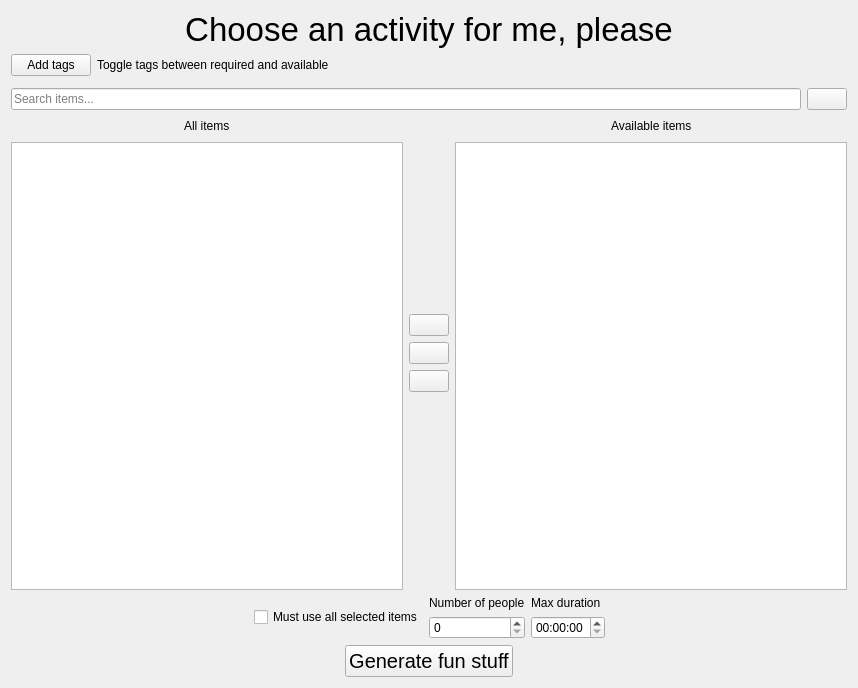
Old version of the form genactivity.ui in the repository glennnys/Decided.
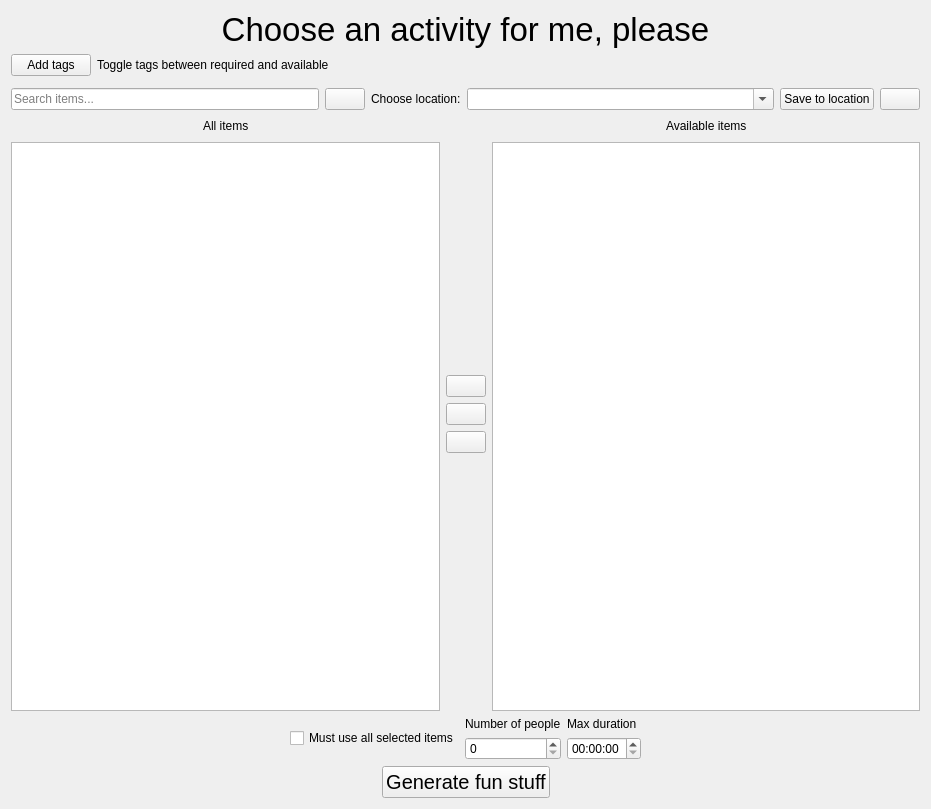
New version of the form. Icons and pictures are not drawn.

Commit message: added location based item collections

```diff
--- a/genactivity.ui
+++ b/genactivity.ui
@@ -6,8 +6,8 @@
    <rect>
     <x>0</x>
     <y>0</y>
-    <width>858</width>
-    <height>688</height>
+    <width>931</width>
+    <height>809</height>
    </rect>
   </property>
   <property name="windowTitle">
@@ -64,6 +64,18 @@
     <layout class="QHBoxLayout" name="horizontalLayout_11">
      <item>
       <widget class="QLineEdit" name="searchAllItems">
+       <property name="sizePolicy">
+        <sizepolicy hsizetype="MinimumExpanding" vsizetype="Fixed">
+         <horstretch>0</horstretch>
+         <verstretch>0</verstretch>
+        </sizepolicy>
+       </property>
+       <property name="minimumSize">
+        <size>
+         <width>200</width>
+         <height>0</height>
+        </size>
+       </property>
        <property name="placeholderText">
         <string>Search items...</string>
        </property>
@@ -79,6 +91,70 @@
        </property>
       </widget>
      </item>
+     <item>
+      <widget class="QLabel" name="label_2">
+       <property name="text">
+        <string>Choose location:</string>
+       </property>
+      </widget>
+     </item>
+     <item>
+      <widget class="QComboBox" name="locCombo">
+       <property name="sizePolicy">
+        <sizepolicy hsizetype="MinimumExpanding" vsizetype="Fixed">
+         <horstretch>0</horstretch>
+         <verstretch>0</verstretch>
+        </sizepolicy>
+       </property>
+       <property name="minimumSize">
+        <size>
+         <width>200</width>
+         <height>0</height>
+        </size>
+       </property>
+       <property name="baseSize">
+        <size>
+         <width>0</width>
+         <height>0</height>
+        </size>
+       </property>
+       <property name="editable">
+        <bool>true</bool>
+       </property>
+       <property name="currentText">
+        <string/>
+       </property>
+       <property name="insertPolicy">
+        <enum>QComboBox::InsertPolicy::InsertAlphabetically</enum>
+       </property>
+       <property name="placeholderText">
+        <string>Location</string>
+       </property>
+      </widget>
+     </item>
+     <item>
+      <widget class="QPushButton" name="saveLocBtn">
+       <property name="toolTip">
+        <string>Save the current item selection to the location. Creates a new location if it does not yet exist.</string>
+       </property>
+       <property name="text">
+        <string>Save to location</string>
+       </property>
+      </widget>
+     </item>
+     <item>
+      <widget class="QPushButton" name="deleteLoc">
+       <property name="toolTip">
+        <string>Delete the current location</string>
+       </property>
+       <property name="text">
+        <string/>
+       </property>
+       <property name="icon">
+        <iconset theme="QIcon::ThemeIcon::EditDelete"/>
+       </property>
+      </widget>
+     </item>
     </layout>
    </item>
    <item>
```
The commit also changes 9 other files.
